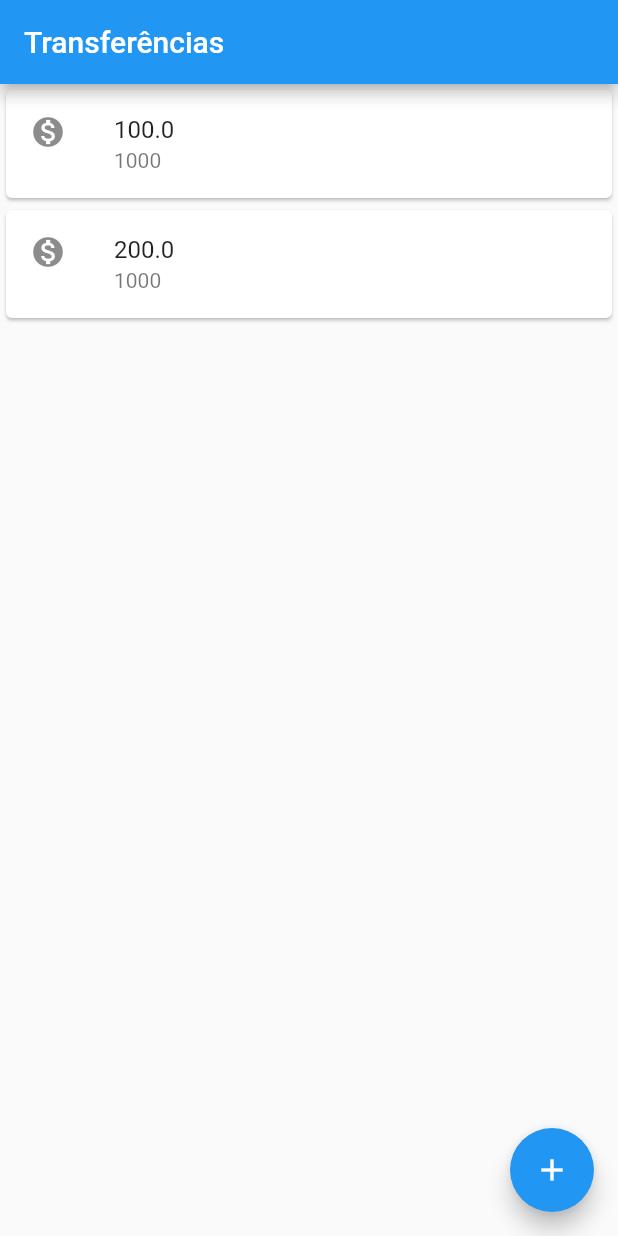
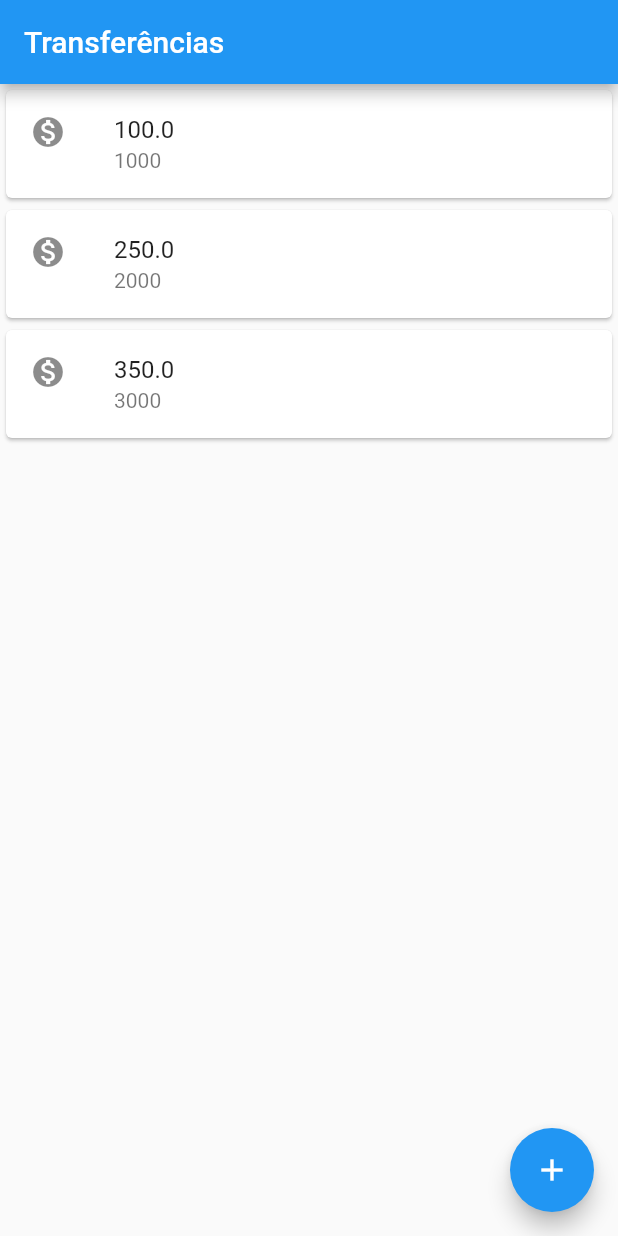
Before and after one commit to celsofilho82/Flutter, a Flutter app: the screen it shows after launch, on a phone screen of 412 x 824 dp. Run offline on Flutter 3.47's test engine with Material 2 defaults, Android fonts, the phone set to English and light mode, and no system bars.

Commit message:
Refatorando o código

```diff
--- a/bytebank/lib/main.dart
+++ b/bytebank/lib/main.dart
@@ -2,22 +2,7 @@ import 'package:flutter/material.dart';
 
 void main() => runApp(MaterialApp(
       home: Scaffold(
-        body: Column(
-          children: <Widget>[
-            Card(
-                child: ListTile(
-              leading: Icon(Icons.monetization_on),
-              title: Text('100.0'),
-              subtitle: Text('1000'),
-            )),
-            Card(
-                child: ListTile(
-              leading: Icon(Icons.monetization_on),
-              title: Text('200.0'),
-              subtitle: Text('1000'),
-            )),
-          ],
-        ),
+        body: ListaTransferencias(),
         appBar: AppBar(
           title: Text('Transferências'),
         ),
@@ -26,3 +11,47 @@ void main() => runApp(MaterialApp(
         ),
       ),
     ));
+
+class ListaTransferencias extends StatelessWidget {
+  @override
+  Widget build(BuildContext context) {
+    return Column(
+      children: <Widget>[
+        ItemTransferencia(
+          Transferencia(100.0, 1000),
+        ),
+        ItemTransferencia(
+          Transferencia(250.0, 2000),
+        ),
+        ItemTransferencia(
+          Transferencia(350.0, 3000),
+        ),
+      ],
+    );
+  }
+}
+
+class ItemTransferencia extends StatelessWidget {
+  final Transferencia _transferencia;
+
+  ItemTransferencia(this._transferencia);
+
+  @override
+  Widget build(BuildContext context) {
+    // TODO: implement build
+    return Card(
+      child: ListTile(
+        leading: Icon(Icons.monetization_on),
+        title: Text(_transferencia.valor.toString()),
+        subtitle: Text(_transferencia.numeroConta.toString()),
+      ),
+    );
+  }
+}
+
+class Transferencia {
+  final double valor;
+  final int numeroConta;
+
+  Transferencia(this.valor, this.numeroConta);
+}
```
